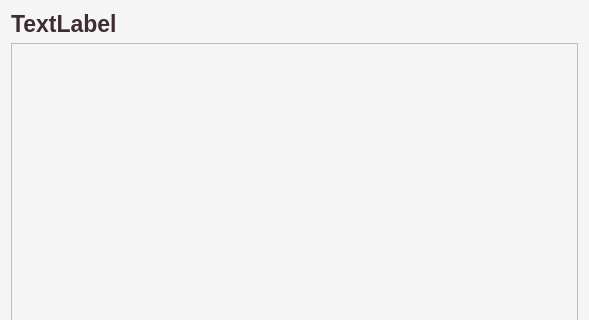
First picture: the form in lab3/LinkDove/chatwidget.ui, repository ElizavetaPa17/LinkDove, before the edit; both pictures show x 0 to 589 and y 0 to 320 of the 589 by 530 pixel window.
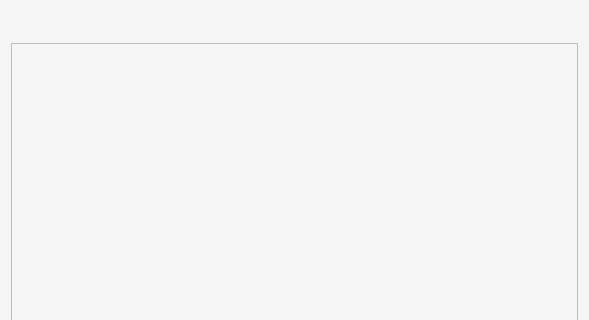
Second picture: the form after the edit. Icons and pictures are not drawn.

What changed in the file:
```diff
--- a/lab3/LinkDove/chatwidget.ui
+++ b/lab3/LinkDove/chatwidget.ui
@@ -179,7 +179,7 @@
 }</string>
      </property>
      <property name="text">
-      <string>TextLabel</string>
+      <string/>
      </property>
     </widget>
    </item>
```
